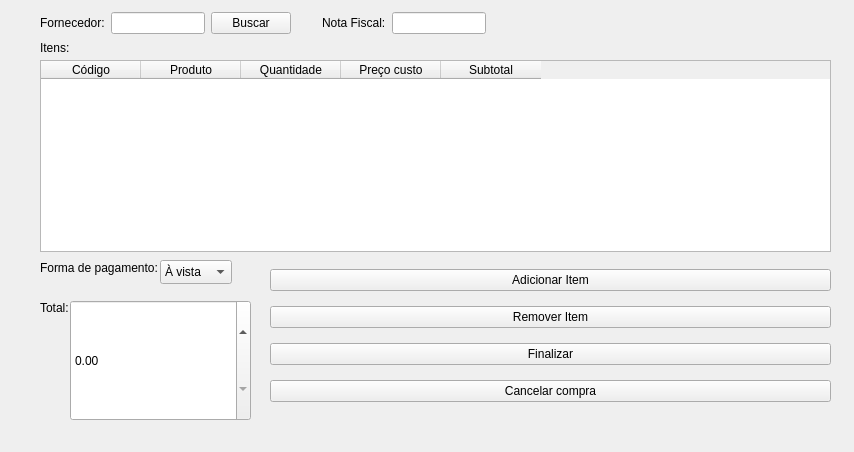
Before: the Qt Designer form erp-projeto/comprawindow.ui in jaques-lo/erp-projeto, drawn with Qt 5.
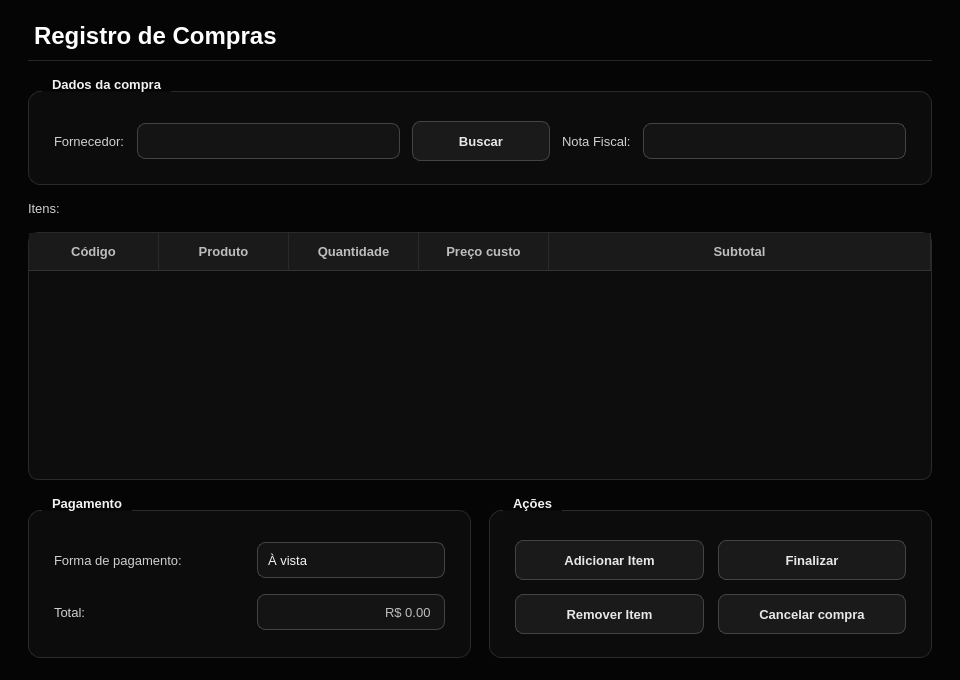
After: the same form once the commit is applied.

Commit message:
Atualiza fontes do projeto ERP (telas e login, Tela de Sobra) e adiciona logoBG
Arquivos de importância para alterar e rodar na máquina: código (cpp/h/pro), telas (ui), recursos (qrc) e imagem da logoBG.

```diff
--- a/erp-projeto/comprawindow.ui
+++ b/erp-projeto/comprawindow.ui
@@ -6,209 +6,1004 @@
    <rect>
     <x>0</x>
     <y>0</y>
-    <width>854</width>
-    <height>452</height>
+    <width>960</width>
+    <height>680</height>
    </rect>
   </property>
+  <property name="minimumSize">
+   <size>
+    <width>768</width>
+    <height>544</height>
+   </size>
+  </property>
   <property name="windowTitle">
    <string>Form</string>
   </property>
-  <widget class="QLabel" name="label_4">
-   <property name="geometry">
-    <rect>
-     <x>40</x>
-     <y>300</y>
-     <width>49</width>
-     <height>16</height>
-    </rect>
+  <property name="palette">
+   <palette>
+    <active>
+     <colorrole role="WindowText">
+      <brush brushstyle="SolidPattern">
+       <color alpha="255">
+        <red>232</red>
+        <green>232</green>
+        <blue>232</blue>
+       </color>
+      </brush>
+     </colorrole>
+     <colorrole role="Button">
+      <brush brushstyle="SolidPattern">
+       <color alpha="255">
+        <red>26</red>
+        <green>26</green>
+        <blue>26</blue>
+       </color>
+      </brush>
+     </colorrole>
+     <colorrole role="Text">
+      <brush brushstyle="SolidPattern">
+       <color alpha="255">
+        <red>245</red>
+        <green>245</green>
+        <blue>245</blue>
+       </color>
+      </brush>
+     </colorrole>
+     <colorrole role="ButtonText">
+      <brush brushstyle="SolidPattern">
+       <color alpha="255">
+        <red>232</red>
+        <green>232</green>
+        <blue>232</blue>
+       </color>
+      </brush>
+     </colorrole>
+     <colorrole role="Base">
+      <brush brushstyle="SolidPattern">
+       <color alpha="255">
+        <red>20</red>
+        <green>20</green>
+        <blue>20</blue>
+       </color>
+      </brush>
+     </colorrole>
+     <colorrole role="AlternateBase">
+      <brush brushstyle="SolidPattern">
+       <color alpha="255">
+        <red>19</red>
+        <green>19</green>
+        <blue>19</blue>
+       </color>
+      </brush>
+     </colorrole>
+     <colorrole role="Window">
+      <brush brushstyle="SolidPattern">
+       <color alpha="255">
+        <red>5</red>
+        <green>5</green>
+        <blue>5</blue>
+       </color>
+      </brush>
+     </colorrole>
+     <colorrole role="Highlight">
+      <brush brushstyle="SolidPattern">
+       <color alpha="255">
+        <red>119</red>
+        <green>119</green>
+        <blue>119</blue>
+       </color>
+      </brush>
+     </colorrole>
+     <colorrole role="HighlightedText">
+      <brush brushstyle="SolidPattern">
+       <color alpha="255">
+        <red>255</red>
+        <green>255</green>
+        <blue>255</blue>
+       </color>
+      </brush>
+     </colorrole>
+     <colorrole role="PlaceholderText">
+      <brush brushstyle="SolidPattern">
+       <color alpha="255">
+        <red>119</red>
+        <green>119</green>
+        <blue>119</blue>
+       </color>
+      </brush>
+     </colorrole>
+    </active>
+    <inactive>
+     <colorrole role="WindowText">
+      <brush brushstyle="SolidPattern">
+       <color alpha="255">
+        <red>232</red>
+        <green>232</green>
+        <blue>232</blue>
+       </color>
+      </brush>
+     </colorrole>
+     <colorrole role="Button">
+      <brush brushstyle="SolidPattern">
+       <color alpha="255">
+        <red>26</red>
+        <green>26</green>
+        <blue>26</blue>
+       </color>
+      </brush>
+     </colorrole>
+     <colorrole role="Text">
+      <brush brushstyle="SolidPattern">
+       <color alpha="255">
+        <red>245</red>
+        <green>245</green>
+        <blue>245</blue>
+       </color>
+      </brush>
+     </colorrole>
+     <colorrole role="ButtonText">
+      <brush brushstyle="SolidPattern">
+       <color alpha="255">
+        <red>232</red>
+        <green>232</green>
+        <blue>232</blue>
+       </color>
+      </brush>
+     </colorrole>
+     <colorrole role="Base">
+      <brush brushstyle="SolidPattern">
+       <color alpha="255">
+        <red>20</red>
+        <green>20</green>
+        <blue>20</blue>
+       </color>
+      </brush>
+     </colorrole>
+     <colorrole role="AlternateBase">
+      <brush brushstyle="SolidPattern">
+       <color alpha="255">
+        <red>19</red>
+        <green>19</green>
+        <blue>19</blue>
+       </color>
+      </brush>
+     </colorrole>
+     <colorrole role="Window">
+      <brush brushstyle="SolidPattern">
+       <color alpha="255">
+        <red>5</red>
+        <green>5</green>
+        <blue>5</blue>
+       </color>
+      </brush>
+     </colorrole>
+     <colorrole role="Highlight">
+      <brush brushstyle="SolidPattern">
+       <color alpha="255">
+        <red>119</red>
+        <green>119</green>
+        <blue>119</blue>
+       </color>
+      </brush>
+     </colorrole>
+     <colorrole role="HighlightedText">
+      <brush brushstyle="SolidPattern">
+       <color alpha="255">
+        <red>255</red>
+        <green>255</green>
+        <blue>255</blue>
+       </color>
+      </brush>
+     </colorrole>
+     <colorrole role="PlaceholderText">
+      <brush brushstyle="SolidPattern">
+       <color alpha="255">
+        <red>119</red>
+        <green>119</green>
+        <blue>119</blue>
+       </color>
+      </brush>
+     </colorrole>
+    </inactive>
+    <disabled>
+     <colorrole role="WindowText">
+      <brush brushstyle="SolidPattern">
+       <color alpha="255">
+        <red>102</red>
+        <green>102</green>
+        <blue>102</blue>
+       </color>
+      </brush>
+     </colorrole>
+     <colorrole role="Button">
+      <brush brushstyle="SolidPattern">
+       <color alpha="255">
+        <red>26</red>
+        <green>26</green>
+        <blue>26</blue>
+       </color>
+      </brush>
+     </colorrole>
+     <colorrole role="Text">
+      <brush brushstyle="SolidPattern">
+       <color alpha="255">
+        <red>102</red>
+        <green>102</green>
+        <blue>102</blue>
+       </color>
+      </brush>
+     </colorrole>
+     <colorrole role="ButtonText">
+      <brush brushstyle="SolidPattern">
+       <color alpha="255">
+        <red>102</red>
+        <green>102</green>
+        <blue>102</blue>
+       </color>
+      </brush>
+     </colorrole>
+     <colorrole role="Base">
+      <brush brushstyle="SolidPattern">
+       <color alpha="255">
+        <red>20</red>
+        <green>20</green>
+        <blue>20</blue>
+       </color>
+      </brush>
+     </colorrole>
+     <colorrole role="AlternateBase">
+      <brush brushstyle="SolidPattern">
+       <color alpha="255">
+        <red>19</red>
+        <green>19</green>
+        <blue>19</blue>
+       </color>
+      </brush>
+     </colorrole>
+     <colorrole role="Window">
+      <brush brushstyle="SolidPattern">
+       <color alpha="255">
+        <red>5</red>
+        <green>5</green>
+        <blue>5</blue>
+       </color>
+      </brush>
+     </colorrole>
+     <colorrole role="Highlight">
+      <brush brushstyle="SolidPattern">
+       <color alpha="255">
+        <red>119</red>
+        <green>119</green>
+        <blue>119</blue>
+       </color>
+      </brush>
+     </colorrole>
+     <colorrole role="HighlightedText">
+      <brush brushstyle="SolidPattern">
+       <color alpha="255">
+        <red>255</red>
+        <green>255</green>
+        <blue>255</blue>
+       </color>
+      </brush>
+     </colorrole>
+     <colorrole role="PlaceholderText">
+      <brush brushstyle="SolidPattern">
+       <color alpha="255">
+        <red>119</red>
+        <green>119</green>
+        <blue>119</blue>
+       </color>
+      </brush>
+     </colorrole>
+    </disabled>
+   </palette>
+  </property>
+  <property name="styleSheet">
+   <string notr="true">#CompraWindow {
+    background-color: #050505;
+}
+
+QWidget {
+    font-family: "Segoe UI", "DejaVu Sans", "Noto Sans", sans-serif;
+    font-size: 10pt;
+}
+
+/* ---------- Textos ---------- */
+QLabel {
+    color: #cfcfcf;
+    background: transparent;
+    font-weight: normal;
+}
+
+QLabel#lblTitulo {
+    color: #ffffff;
+    font-size: 18pt;
+    font-weight: bold;
+    padding-bottom: 10px;
+    border-bottom: 1px solid #262626;
+}
+
+QLabel[role="section"] {
+    color: #ffffff;
+    font-size: 11pt;
+    font-weight: bold;
+}
+
+QLabel[role="hint"] {
+    color: #777777;
+    font-size: 9pt;
+}
+
+QLabel[role="value"] {
+    color: #ffffff;
+    font-weight: bold;
+}
+
+QToolTip {
+    background-color: #1a1a1a;
+    color: #f5f5f5;
+    border: 1px solid #444444;
+    padding: 4px 8px;
+}
+
+/* ---------- Cartões / grupos ---------- */
+QGroupBox {
+    background-color: #0c0c0c;
+    border: 1px solid #2a2a2a;
+    border-radius: 12px;
+    margin-top: 14px;
+    padding: 20px 16px 14px 16px;
+    color: #f2f2f2;
+    font-weight: bold;
+}
+
+QGroupBox::title {
+    subcontrol-origin: margin;
+    subcontrol-position: top left;
+    left: 14px;
+    padding: 0 8px;
+    color: #f2f2f2;
+}
+
+QFrame[variant="card"] {
+    background-color: #0c0c0c;
+    border: 1px solid #2a2a2a;
+    border-radius: 12px;
+}
+
+QFrame#lineSep {
+    background-color: #2a2a2a;
+    border: none;
+}
+
+/* ---------- Campos de entrada ---------- */
+QLineEdit,
+QComboBox,
+QAbstractSpinBox,
+QDateEdit,
+QDateTimeEdit {
+    background-color: #141414;
+    color: #f5f5f5;
+    border: 1px solid #444444;
+    border-radius: 8px;
+    padding: 6px 10px;
+    min-height: 22px;
+    selection-background-color: #777777;
+    selection-color: #ffffff;
+    font-weight: normal;
+}
+
+QLineEdit:hover,
+QComboBox:hover,
+QAbstractSpinBox:hover,
+QDateEdit:hover,
+QDateTimeEdit:hover {
+    border: 1px solid #666666;
+}
+
+QLineEdit:focus,
+QComboBox:focus,
+QAbstractSpinBox:focus,
+QDateEdit:focus,
+QDateTimeEdit:focus {
+    border: 1px solid #d8d8d8;
+    background-color: #181818;
+}
+
+QLineEdit:read-only,
+QAbstractSpinBox:read-only {
+    color: #bdbdbd;
+}
+
+QLineEdit:disabled,
+QComboBox:disabled,
+QAbstractSpinBox:disabled,
+QDateEdit:disabled,
+QDateTimeEdit:disabled {
+    background-color: #0e0e0e;
+    color: #666666;
+    border: 1px solid #2a2a2a;
+}
+
+/* Campo de total (somente leitura, em destaque) */
+QDoubleSpinBox[variant="total"] {
+    font-size: 20pt;
+    font-weight: bold;
+    color: #ffffff;
+    background-color: #0a0a0a;
+    border: 1px solid #333333;
+    padding: 8px 14px;
+    min-height: 36px;
+}
+
+/* ---------- ComboBox / Data ---------- */
+QComboBox {
+    padding-right: 30px;
+}
+
+QComboBox::drop-down,
+QDateEdit::drop-down,
+QDateTimeEdit::drop-down {
+    subcontrol-origin: padding;
+    subcontrol-position: center right;
+    width: 28px;
+    border: none;
+    background: transparent;
+}
+
+QComboBox::down-arrow,
+QDateEdit::down-arrow,
+QDateTimeEdit::down-arrow {
+    image: none;
+    width: 0px;
+    height: 0px;
+    border-left: 5px solid transparent;
+    border-right: 5px solid transparent;
+    border-top: 6px solid #bdbdbd;
+    margin-right: 8px;
+}
+
+QComboBox QAbstractItemView {
+    background-color: #141414;
+    color: #f5f5f5;
+    border: 1px solid #444444;
+    selection-background-color: #2e2e2e;
+    selection-color: #ffffff;
+    outline: 0;
+}
+
+/* ---------- SpinBox com botões ---------- */
+QSpinBox {
+    padding-right: 26px;
+}
+
+QSpinBox::up-button {
+    subcontrol-origin: border;
+    subcontrol-position: top right;
+    width: 22px;
+    border: none;
+    background: transparent;
+}
+
+QSpinBox::down-button {
+    subcontrol-origin: border;
+    subcontrol-position: bottom right;
+    width: 22px;
+    border: none;
+    background: transparent;
+}
+
+QSpinBox::up-arrow {
+    image: none;
+    width: 0px;
+    height: 0px;
+    border-left: 4px solid transparent;
+    border-right: 4px solid transparent;
+    border-bottom: 5px solid #bdbdbd;
+}
+
+QSpinBox::down-arrow {
+    image: none;
+    width: 0px;
+    height: 0px;
+    border-left: 4px solid transparent;
+    border-right: 4px solid transparent;
+    border-top: 5px solid #bdbdbd;
+}
+
+/* ---------- Calendário (popup do QDateEdit) ---------- */
+QCalendarWidget QWidget {
+    background-color: #141414;
+    color: #f5f5f5;
+}
+
+QCalendarWidget QToolButton {
+    background-color: transparent;
+    color: #f5f5f5;
+    border: none;
+    padding: 4px 8px;
+}
+
+QCalendarWidget QAbstractItemView:enabled {
+    background-color: #0d0d0d;
+    color: #f5f5f5;
+    selection-background-color: #f2f2f2;
+    selection-color: #080808;
+}
+
+QCalendarWidget QAbstractItemView:disabled {
+    color: #555555;
+}
+
+/* ---------- CheckBox ---------- */
+QCheckBox {
+    color: #e8e8e8;
+    background: transparent;
+    spacing: 10px;
+    font-weight: normal;
+}
+
+QCheckBox::indicator {
+    width: 18px;
+    height: 18px;
+    border: 1px solid #555555;
+    border-radius: 5px;
+    background-color: #141414;
+}
+
+QCheckBox::indicator:hover {
+    border: 1px solid #999999;
+}
+
+QCheckBox::indicator:checked {
+    background-color: #f2f2f2;
+    border: 1px solid #f2f2f2;
+}
+
+/* ---------- Botões ---------- */
+QPushButton {
+    background-color: #1a1a1a;
+    color: #e8e8e8;
+    border: 1px solid #444444;
+    border-radius: 8px;
+    padding: 8px 22px;
+    min-height: 22px;
+    min-width: 92px;
+    font-weight: bold;
+}
+
+QPushButton:hover {
+    background-color: #262626;
+    border: 1px solid #666666;
+    color: #ffffff;
+}
+
+QPushButton:pressed {
+    background-color: #333333;
+}
+
+QPushButton:disabled {
+    background-color: #111111;
+    color: #555555;
+    border: 1px solid #2a2a2a;
+}
+
+QPushButton[variant="primary"] {
+    background-color: #f2f2f2;
+    color: #080808;
+    border: 1px solid #f2f2f2;
+}
+
+QPushButton[variant="primary"]:hover {
+    background-color: #d2d2d2;
+    border: 1px solid #d2d2d2;
+    color: #080808;
+}
+
+QPushButton[variant="primary"]:pressed {
+    background-color: #aaaaaa;
+    border: 1px solid #aaaaaa;
+}
+
+QPushButton[variant="danger"] {
+    background-color: transparent;
+    color: #ff9494;
+    border: 1px solid #6b2f2f;
+}
+
+QPushButton[variant="danger"]:hover {
+    background-color: #2a1212;
+    color: #ffb4b4;
+    border: 1px solid #a04444;
+}
+
+QPushButton[variant="danger"]:pressed {
+    background-color: #3a1818;
+}
+
+QPushButton[variant="ghost"] {
+    background-color: transparent;
+    color: #bdbdbd;
+    border: 1px solid #333333;
+}
+
+QPushButton[variant="ghost"]:hover {
+    background-color: #1a1a1a;
+    color: #ffffff;
+    border: 1px solid #666666;
+}
+
+/* ---------- Tabelas ---------- */
+QTableWidget,
+QTableView {
+    background-color: #0d0d0d;
+    alternate-background-color: #131313;
+    color: #e8e8e8;
+    gridline-color: #232323;
+    border: 1px solid #2a2a2a;
+    border-radius: 10px;
+    selection-background-color: #2f2f2f;
+    selection-color: #ffffff;
+    outline: 0;
+}
+
+QTableWidget::item,
+QTableView::item {
+    padding: 4px 8px;
+    border: none;
+}
+
+QHeaderView {
+    background-color: transparent;
+}
+
+QHeaderView::section {
+    background-color: #1a1a1a;
+    color: #bdbdbd;
+    padding: 9px 10px;
+    border: none;
+    border-right: 1px solid #2a2a2a;
+    border-bottom: 1px solid #333333;
+    font-weight: bold;
+}
+
+QTableCornerButton::section {
+    background-color: #1a1a1a;
+    border: none;
+}
+
+/* ---------- Barras de rolagem ---------- */
+QScrollBar:vertical {
+    background: transparent;
+    width: 10px;
+    margin: 2px;
+}
+
+QScrollBar::handle:vertical {
+    background: #3a3a3a;
+    border-radius: 3px;
+    min-height: 28px;
+}
+
+QScrollBar::handle:vertical:hover {
+    background: #5a5a5a;
+}
+
+QScrollBar:horizontal {
+    background: transparent;
+    height: 10px;
+    margin: 2px;
+}
+
+QScrollBar::handle:horizontal {
+    background: #3a3a3a;
+    border-radius: 3px;
+    min-width: 28px;
+}
+
+QScrollBar::handle:horizontal:hover {
+    background: #5a5a5a;
+}
+
+QScrollBar::add-line,
+QScrollBar::sub-line {
+    width: 0px;
+    height: 0px;
+}
+
+QScrollBar::add-page,
+QScrollBar::sub-page {
+    background: transparent;
+}
+
+/* ---------- Caixas de diálogo abertas a partir da tela ---------- */
+QMessageBox,
+QDialog {
+    background-color: #0d0d0d;
+}
+
+QMessageBox QLabel {
+    color: #f0f0f0;
+}</string>
+  </property>
+  <layout class="QVBoxLayout" name="rootLayout">
+   <property name="spacing">
+    <number>16</number>
    </property>
-   <property name="text">
-    <string>Total:</string>
+   <property name="leftMargin">
+    <number>28</number>
    </property>
-  </widget>
-  <widget class="QWidget" name="layoutWidget">
-   <property name="geometry">
-    <rect>
-     <x>270</x>
-     <y>260</y>
-     <width>561</width>
-     <height>151</height>
-    </rect>
+   <property name="topMargin">
+    <number>22</number>
    </property>
-   <layout class="QVBoxLayout" name="verticalLayout">
-    <item>
-     <widget class="QPushButton" name="pushButton">
-      <property name="text">
-       <string>Adicionar Item</string>
-      </property>
-     </widget>
-    </item>
-    <item>
-     <widget class="QPushButton" name="pushButton_2">
-      <property name="text">
-       <string>Remover Item</string>
-      </property>
-     </widget>
-    </item>
-    <item>
-     <widget class="QPushButton" name="pushButton_3">
-      <property name="text">
-       <string>Finalizar</string>
-      </property>
-     </widget>
-    </item>
-    <item>
-     <widget class="QPushButton" name="pushButton_4">
-      <property name="text">
-       <string>Cancelar compra</string>
-      </property>
-     </widget>
-    </item>
-   </layout>
-  </widget>
-  <widget class="QLabel" name="label_3">
-   <property name="geometry">
-    <rect>
-     <x>40</x>
-     <y>260</y>
-     <width>121</width>
-     <height>16</height>
-    </rect>
+   <property name="rightMargin">
+    <number>28</number>
    </property>
-   <property name="text">
-    <string>Forma de pagamento:</string>
+   <property name="bottomMargin">
+    <number>22</number>
    </property>
-  </widget>
-  <widget class="QLabel" name="label_2">
-   <property name="geometry">
-    <rect>
-     <x>40</x>
-     <y>40</y>
-     <width>49</width>
-     <height>16</height>
-    </rect>
-   </property>
-   <property name="text">
-    <string>Itens:</string>
-   </property>
-  </widget>
-  <widget class="QComboBox" name="comboBox">
-   <property name="geometry">
-    <rect>
-     <x>160</x>
-     <y>260</y>
-     <width>72</width>
-     <height>24</height>
-    </rect>
-   </property>
    <item>
-    <property name="text">
-     <string>À vista</string>
-    </property>
+    <widget class="QLabel" name="lblTitulo">
+     <property name="text">
+      <string>Registro de Compras</string>
+     </property>
+    </widget>
    </item>
    <item>
-    <property name="text">
-     <string>Prazo</string>
-    </property>
+    <widget class="QGroupBox" name="grpFornecedor">
+     <property name="title">
+      <string>Dados da compra</string>
+     </property>
+     <layout class="QHBoxLayout" name="lay_1">
+      <property name="spacing">
+       <number>12</number>
+      </property>
+      <item>
+       <widget class="QLabel" name="label">
+        <property name="text">
+         <string>Fornecedor:</string>
+        </property>
+       </widget>
+      </item>
+      <item>
+       <widget class="QLineEdit" name="lineEdit" />
+      </item>
+      <item>
+       <widget class="QPushButton" name="pushButton_5">
+        <property name="text">
+         <string>Buscar</string>
+        </property>
+        <property name="cursor">
+         <cursorShape>PointingHandCursor</cursorShape>
+        </property>
+       </widget>
+      </item>
+      <item>
+       <widget class="QLabel" name="label_5">
+        <property name="text">
+         <string>Nota Fiscal:</string>
+        </property>
+       </widget>
+      </item>
+      <item>
+       <widget class="QLineEdit" name="lineEdit_2" />
+      </item>
+     </layout>
+    </widget>
    </item>
-  </widget>
-  <widget class="QDoubleSpinBox" name="doubleSpinBox">
-   <property name="geometry">
-    <rect>
-     <x>70</x>
-     <y>300</y>
-     <width>181</width>
-     <height>121</height>
-    </rect>
-   </property>
-  </widget>
-  <widget class="QTableWidget" name="tableWidget">
-   <property name="geometry">
-    <rect>
-     <x>40</x>
-     <y>60</y>
-     <width>791</width>
-     <height>192</height>
-    </rect>
-   </property>
-   <column>
-    <property name="text">
-     <string>Código</string>
-    </property>
-   </column>
-   <column>
-    <property name="text">
-     <string>Produto</string>
-    </property>
-   </column>
-   <column>
-    <property name="text">
-     <string>Quantidade</string>
-    </property>
-   </column>
-   <column>
-    <property name="text">
-     <string>Preço custo</string>
-    </property>
-   </column>
-   <column>
-    <property name="text">
-     <string>Subtotal</string>
-    </property>
-   </column>
-  </widget>
-  <widget class="QWidget" name="">
-   <property name="geometry">
-    <rect>
-     <x>40</x>
-     <y>10</y>
-     <width>446</width>
-     <height>26</height>
-    </rect>
-   </property>
-   <layout class="QHBoxLayout" name="horizontalLayout">
-    <item>
-     <widget class="QLabel" name="label">
+   <item>
+    <widget class="QLabel" name="label_2">
+     <property name="text">
+      <string>Itens:</string>
+     </property>
+     <property name="role" stdset="0">
+      <string>section</string>
+     </property>
+    </widget>
+   </item>
+   <item>
+    <widget class="QTableWidget" name="tableWidget">
+     <property name="alternatingRowColors">
+      <bool>true</bool>
+     </property>
+     <property name="selectionBehavior">
+      <enum>QAbstractItemView::SelectRows</enum>
+     </property>
+     <property name="showGrid">
+      <bool>false</bool>
+     </property>
+     <attribute name="horizontalHeaderDefaultSectionSize">
+      <number>130</number>
+     </attribute>
+     <attribute name="horizontalHeaderStretchLastSection">
+      <bool>true</bool>
+     </attribute>
+     <attribute name="verticalHeaderVisible">
+      <bool>false</bool>
+     </attribute>
+     <column>
       <property name="text">
-       <string>Fornecedor:</string>
+       <string>Código</string>
       </property>
-     </widget>
-    </item>
-    <item>
-     <widget class="QLineEdit" name="lineEdit"/>
-    </item>
-    <item>
-     <widget class="QPushButton" name="pushButton_5">
+     </column>
+     <column>
       <property name="text">
-       <string>Buscar</string>
+       <string>Produto</string>
       </property>
-     </widget>
-    </item>
-    <item>
-     <spacer name="horizontalSpacer">
-      <property name="orientation">
-       <enum>Qt::Orientation::Horizontal</enum>
+     </column>
+     <column>
+      <property name="text">
+       <string>Quantidade</string>
       </property>
-      <property name="sizeHint" stdset="0">
-       <size>
-        <width>40</width>
-        <height>20</height>
-       </size>
+     </column>
+     <column>
+      <property name="text">
+       <string>Preço custo</string>
       </property>
-     </spacer>
-    </item>
-    <item>
-     <widget class="QLabel" name="label_5">
+     </column>
+     <column>
       <property name="text">
-       <string>Nota Fiscal:</string>
+       <string>Subtotal</string>
       </property>
-     </widget>
-    </item>
-    <item>
-     <widget class="QLineEdit" name="lineEdit_2"/>
-    </item>
-   </layout>
-  </widget>
+     </column>
+    </widget>
+   </item>
+   <item>
+    <layout class="QHBoxLayout" name="lay_4">
+     <property name="spacing">
+      <number>18</number>
+     </property>
+     <property name="leftMargin">
+      <number>0</number>
+     </property>
+     <property name="topMargin">
+      <number>0</number>
+     </property>
+     <property name="rightMargin">
+      <number>0</number>
+     </property>
+     <property name="bottomMargin">
+      <number>0</number>
+     </property>
+     <item>
+      <widget class="QGroupBox" name="grpPagamento">
+       <property name="title">
+        <string>Pagamento</string>
+       </property>
+       <layout class="QGridLayout" name="lay_2">
+        <property name="horizontalSpacing">
+         <number>14</number>
+        </property>
+        <property name="verticalSpacing">
+         <number>14</number>
+        </property>
+        <item row="0" column="0">
+         <widget class="QLabel" name="label_3">
+          <property name="text">
+           <string>Forma de pagamento:</string>
+          </property>
+         </widget>
+        </item>
+        <item row="0" column="1">
+         <widget class="QComboBox" name="comboBox">
+          <item>
+           <property name="text">
+            <string>À vista</string>
+           </property>
+          </item>
+          <item>
+           <property name="text">
+            <string>Prazo</string>
+           </property>
+          </item>
+         </widget>
+        </item>
+        <item row="1" column="0">
+         <widget class="QLabel" name="label_4">
+          <property name="text">
+           <string>Total:</string>
+          </property>
+         </widget>
+        </item>
+        <item row="1" column="1">
+         <widget class="QDoubleSpinBox" name="doubleSpinBox">
+          <property name="readOnly">
+           <bool>true</bool>
+          </property>
+          <property name="buttonSymbols">
+           <enum>QAbstractSpinBox::NoButtons</enum>
+          </property>
+          <property name="alignment">
+           <set>Qt::AlignRight|Qt::AlignTrailing|Qt::AlignVCenter</set>
+          </property>
+          <property name="prefix">
+           <string>R$ </string>
+          </property>
+          <property name="decimals">
+           <number>2</number>
+          </property>
+          <property name="minimum">
+           <double>0.0</double>
+          </property>
+          <property name="maximum">
+           <double>999999999.99</double>
+          </property>
+          <property name="variant" stdset="0">
+           <string>total</string>
+          </property>
+          <property name="focusPolicy">
+           <enum>Qt::NoFocus</enum>
+          </property>
+         </widget>
+        </item>
+       </layout>
+      </widget>
+     </item>
+     <item>
+      <widget class="QGroupBox" name="grpAcoes">
+       <property name="title">
+        <string>Ações</string>
+       </property>
+       <layout class="QGridLayout" name="lay_3">
+        <property name="horizontalSpacing">
+         <number>14</number>
+        </property>
+        <property name="verticalSpacing">
+         <number>14</number>
+        </property>
+        <item row="0" column="0">
+         <widget class="QPushButton" name="pushButton">
+          <property name="text">
+           <string>Adicionar Item</string>
+          </property>
+          <property name="cursor">
+           <cursorShape>PointingHandCursor</cursorShape>
+          </property>
+         </widget>
+        </item>
+        <item row="0" column="1">
+         <widget class="QPushButton" name="pushButton_3">
+          <property name="text">
+           <string>Finalizar</string>
+          </property>
+          <property name="variant" stdset="0">
+           <string>primary</string>
+          </property>
+          <property name="cursor">
+           <cursorShape>PointingHandCursor</cursorShape>
+          </property>
+         </widget>
+        </item>
+        <item row="1" column="0">
+         <widget class="QPushButton" name="pushButton_2">
+          <property name="text">
+           <string>Remover Item</string>
+          </property>
+          <property name="cursor">
+           <cursorShape>PointingHandCursor</cursorShape>
+          </property>
+         </widget>
+        </item>
+        <item row="1" column="1">
+         <widget class="QPushButton" name="pushButton_4">
+          <property name="text">
+           <string>Cancelar compra</string>
+          </property>
+          <property name="variant" stdset="0">
+           <string>danger</string>
+          </property>
+          <property name="cursor">
+           <cursorShape>PointingHandCursor</cursorShape>
+          </property>
+         </widget>
+        </item>
+       </layout>
+      </widget>
+     </item>
+    </layout>
+   </item>
+  </layout>
  </widget>
  <resources/>
  <connections/>
```
Left out of the diff: 6 changed lines with no effect on the pictures. The commit also changes 23 other files.
